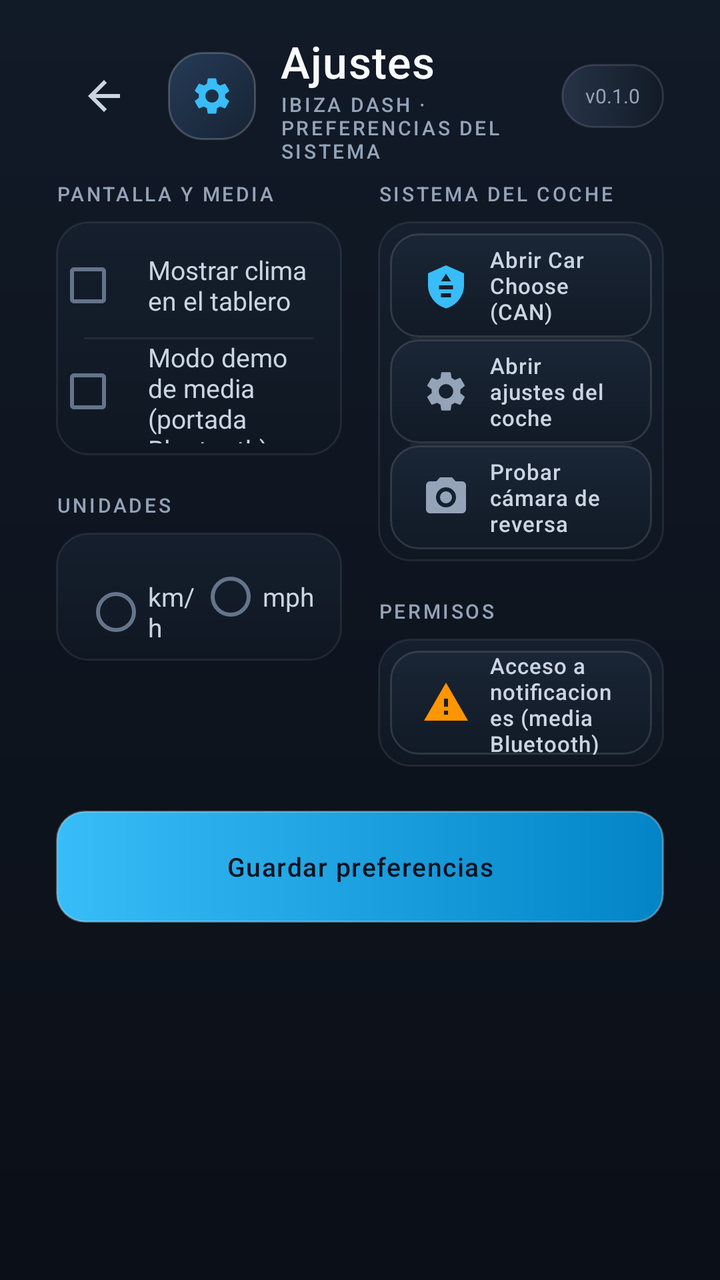
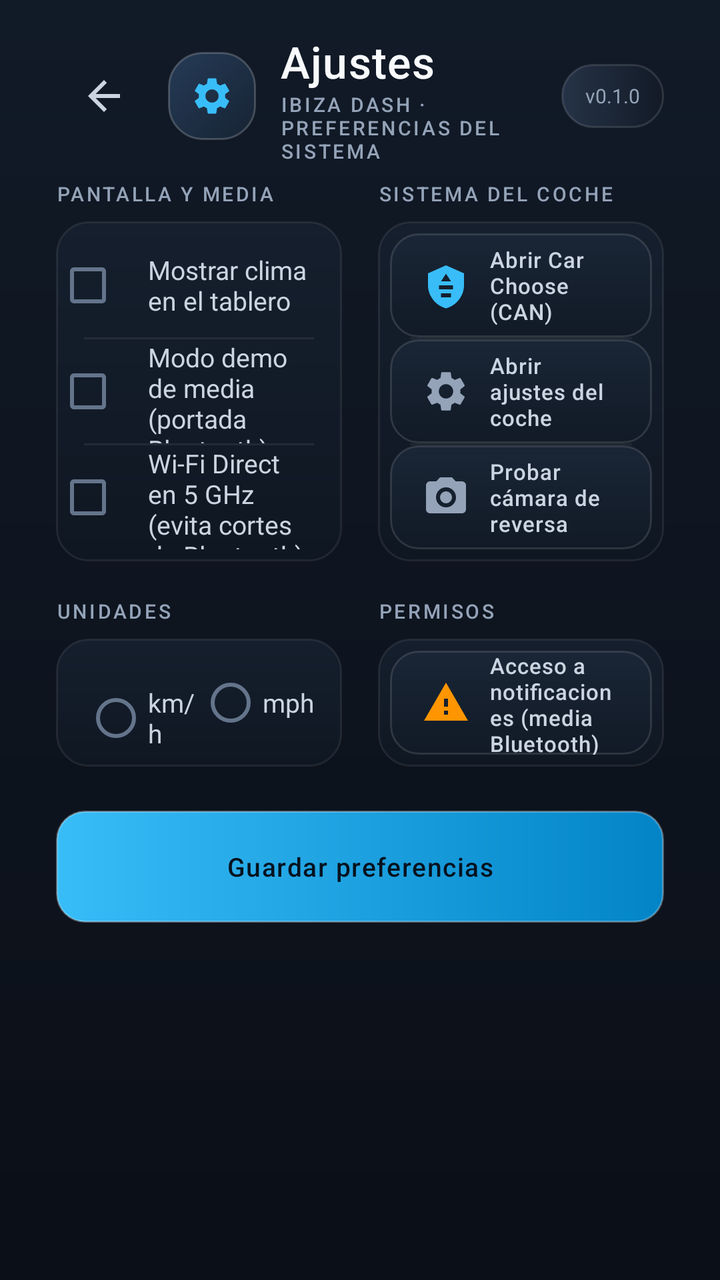

Screens rendered from an Android XML layout before and after an edit, with the pre-edit source and the edit as a unified diff.
<!-- AndroidManifest.xml: application theme Theme.IbizaDash -->
<!-- res/layout/activity_settings.xml -->
<?xml version="1.0" encoding="utf-8"?>
<ScrollView xmlns:android="http://schemas.android.com/apk/res/android"
    android:layout_width="match_parent"
    android:layout_height="match_parent"
    android:background="@drawable/bg_screen_gradient"
    android:fillViewport="true"
    android:scrollbars="none">

    <LinearLayout
        android:layout_width="match_parent"
        android:layout_height="wrap_content"
        android:orientation="vertical"
        android:paddingStart="28dp"
        android:paddingTop="16dp"
        android:paddingEnd="28dp"
        android:paddingBottom="28dp">

        
        <LinearLayout
            android:layout_width="match_parent"
            android:layout_height="64dp"
            android:gravity="center_vertical"
            android:orientation="horizontal">

            <ImageButton
                android:id="@+id/btnBack"
                android:layout_width="48dp"
                android:layout_height="48dp"
                android:background="?attr/selectableItemBackgroundBorderless"
                android:contentDescription="Atrás"
                android:padding="10dp"
                android:src="@drawable/ic_back"
                android:tint="@color/text_secondary" />

            <FrameLayout
                android:layout_width="44dp"
                android:layout_height="44dp"
                android:layout_marginStart="8dp"
                android:background="@drawable/bg_hero_badge">

                <ImageView
                    android:layout_width="22dp"
                    android:layout_height="22dp"
                    android:layout_gravity="center"
                    android:contentDescription="Ajustes"
                    android:src="@drawable/ic_settings"
                    android:tint="@color/accent_sky" />
            </FrameLayout>

            <LinearLayout
                android:layout_width="0dp"
                android:layout_height="wrap_content"
                android:layout_marginStart="12dp"
                android:layout_weight="1"
                android:orientation="vertical">

                <TextView
                    android:layout_width="wrap_content"
                    android:layout_height="wrap_content"
                    android:fontFamily="sans-serif-medium"
                    android:letterSpacing="0.02"
                    android:text="Ajustes"
                    android:textColor="@color/text_primary"
                    android:textSize="22sp" />

                <TextView
                    style="@style/Label"
                    android:layout_width="wrap_content"
                    android:layout_height="wrap_content"
                    android:text="IBIZA DASH · PREFERENCIAS DEL SISTEMA" />
            </LinearLayout>

            <TextView
                android:id="@+id/settingsVersion"
                android:layout_width="wrap_content"
                android:layout_height="32dp"
                android:background="@drawable/bg_chip_glass"
                android:fontFeatureSettings="tnum"
                android:gravity="center"
                android:paddingStart="12dp"
                android:paddingEnd="12dp"
                android:text="v0.1.0"
                android:textColor="@color/text_muted"
                android:textSize="10sp" />
        </LinearLayout>

        <LinearLayout
            android:layout_width="match_parent"
            android:layout_height="wrap_content"
            android:layout_marginTop="10dp"
            android:baselineAligned="false"
            android:orientation="horizontal">

            
            <LinearLayout
                android:layout_width="0dp"
                android:layout_height="wrap_content"
                android:layout_weight="1"
                android:orientation="vertical">

                <TextView
                    style="@style/Label"
                    android:layout_width="wrap_content"
                    android:layout_height="wrap_content"
                    android:text="PANTALLA Y MEDIA" />

                <LinearLayout
                    android:layout_width="match_parent"
                    android:layout_height="wrap_content"
                    android:layout_marginTop="7dp"
                    android:background="@drawable/bg_insight_card"
                    android:orientation="vertical"
                    android:paddingTop="6dp"
                    android:paddingBottom="6dp">

                    <CheckBox
                        android:id="@+id/showWeather"
                        android:layout_width="match_parent"
                        android:layout_height="52dp"
                        android:buttonTint="@color/checkbox_tint"
                        android:fontFamily="sans-serif"
                        android:gravity="center_vertical"
                        android:paddingStart="14dp"
                        android:paddingEnd="14dp"
                        android:text="Mostrar clima en el tablero"
                        android:textColor="@color/text_secondary"
                        android:textSize="13sp" />

                    <View
                        android:layout_width="match_parent"
                        android:layout_height="1dp"
                        android:layout_marginStart="14dp"
                        android:layout_marginEnd="14dp"
                        android:background="#12FFFFFF" />

                    <CheckBox
                        android:id="@+id/demoMedia"
                        android:layout_width="match_parent"
                        android:layout_height="52dp"
                        android:buttonTint="@color/checkbox_tint"
                        android:fontFamily="sans-serif"
                        android:gravity="center_vertical"
                        android:paddingStart="14dp"
                        android:paddingEnd="14dp"
                        android:text="Modo demo de media (portada Bluetooth)"
                        android:textColor="@color/text_secondary"
                        android:textSize="13sp" />
                </LinearLayout>

                <TextView
                    style="@style/Label"
                    android:layout_width="wrap_content"
                    android:layout_height="wrap_content"
                    android:layout_marginTop="18dp"
                    android:text="UNIDADES" />

                <LinearLayout
                    android:layout_width="match_parent"
                    android:layout_height="wrap_content"
                    android:layout_marginTop="7dp"
                    android:background="@drawable/bg_insight_card"
                    android:gravity="center_vertical"
                    android:orientation="horizontal"
                    android:paddingStart="14dp"
                    android:paddingTop="6dp"
                    android:paddingEnd="14dp"
                    android:paddingBottom="6dp">

                    <RadioGroup
                        android:id="@+id/units"
                        android:layout_width="match_parent"
                        android:layout_height="wrap_content"
                        android:orientation="horizontal">

                        <RadioButton
                            android:id="@+id/unitKmh"
                            android:layout_width="0dp"
                            android:layout_height="52dp"
                            android:layout_weight="1"
                            android:buttonTint="@color/radio_tint"
                            android:gravity="center_vertical"
                            android:text="km/h"
                            android:textColor="@color/text_secondary"
                            android:textSize="13sp" />

                        <RadioButton
                            android:id="@+id/unitMph"
                            android:layout_width="0dp"
                            android:layout_height="52dp"
                            android:layout_weight="1"
                            android:buttonTint="@color/radio_tint"
                            android:gravity="center_vertical"
                            android:text="mph"
                            android:textColor="@color/text_secondary"
                            android:textSize="13sp" />
                    </RadioGroup>
                </LinearLayout>
            </LinearLayout>

            <Space
                android:layout_width="18dp"
                android:layout_height="match_parent" />

            
            <LinearLayout
                android:layout_width="0dp"
                android:layout_height="wrap_content"
                android:layout_weight="1"
                android:orientation="vertical">

                <TextView
                    style="@style/Label"
                    android:layout_width="wrap_content"
                    android:layout_height="wrap_content"
                    android:text="SISTEMA DEL COCHE" />

                <LinearLayout
                    android:layout_width="match_parent"
                    android:layout_height="wrap_content"
                    android:layout_marginTop="7dp"
                    android:background="@drawable/bg_insight_card"
                    android:orientation="vertical"
                    android:padding="6dp">

                    <Button
                        android:id="@+id/btnCarChoose"
                        style="@style/SettingsActionButton"
                        android:layout_width="match_parent"
                        android:drawableStart="@drawable/ic_can"
                        android:drawableTint="@color/accent_sky"
                        android:text="Abrir Car Choose (CAN)" />

                    <View
                        android:layout_width="match_parent"
                        android:layout_height="1dp"
                        android:layout_marginStart="10dp"
                        android:layout_marginEnd="10dp"
                        android:background="#0FFFFFFF" />

                    <Button
                        android:id="@+id/btnCarSettings"
                        style="@style/SettingsActionButton"
                        android:layout_width="match_parent"
                        android:drawableStart="@drawable/ic_settings"
                        android:drawableTint="@color/text_muted"
                        android:text="Abrir ajustes del coche" />

                    <View
                        android:layout_width="match_parent"
                        android:layout_height="1dp"
                        android:layout_marginStart="10dp"
                        android:layout_marginEnd="10dp"
                        android:background="#0FFFFFFF" />

                    <Button
                        android:id="@+id/btnReverse"
                        style="@style/SettingsActionButton"
                        android:layout_width="match_parent"
                        android:drawableStart="@drawable/ic_camera"
                        android:drawableTint="@color/text_muted"
                        android:text="Probar cámara de reversa" />
                </LinearLayout>

                <TextView
                    style="@style/Label"
                    android:layout_width="wrap_content"
                    android:layout_height="wrap_content"
                    android:layout_marginTop="18dp"
                    android:text="PERMISOS" />

                <LinearLayout
                    android:layout_width="match_parent"
                    android:layout_height="wrap_content"
                    android:layout_marginTop="7dp"
                    android:background="@drawable/bg_insight_card"
                    android:orientation="vertical"
                    android:padding="6dp">

                    <Button
                        android:id="@+id/btnNotificationAccess"
                        style="@style/SettingsActionButton"
                        android:layout_width="match_parent"
                        android:drawableStart="@drawable/ic_alert"
                        android:drawableTint="@color/amber"
                        android:text="Acceso a notificaciones (media Bluetooth)" />
                </LinearLayout>
            </LinearLayout>
        </LinearLayout>

        <Button
            android:id="@+id/btnSave"
            style="@style/PrimaryButton"
            android:layout_width="match_parent"
            android:layout_marginTop="22dp"
            android:text="Guardar preferencias" />
    </LinearLayout>
</ScrollView>
<!-- resources referenced by this layout -->
<resources>
  <color name="accent_sky">#38BDF8</color>
  <color name="amber">#FF9500</color>
  <color name="text_muted">#94A3B8</color>
  <color name="text_primary">#F8FAFC</color>
  <color name="text_secondary">#CBD5E1</color>
  <!-- drawable bg_chip_glass (drawable) -->
  <?xml version="1.0" encoding="utf-8"?>
  <shape xmlns:android="http://schemas.android.com/apk/res/android">
      <gradient
          android:angle="0"
          android:endColor="#121A26"
          android:startColor="#263347" />
      <corners android:radius="@dimen/radius_chip" />
      <stroke
          android:width="1dp"
          android:color="@color/glass_border" />
  </shape>
  <!-- drawable bg_hero_badge (drawable) -->
  <?xml version="1.0" encoding="utf-8"?>
  <shape xmlns:android="http://schemas.android.com/apk/res/android">
      <gradient
          android:angle="315"
          android:endColor="#162333"
          android:startColor="#263B57" />
      <corners android:radius="17dp" />
      <stroke
          android:width="1dp"
          android:color="#33FFFFFF" />
  </shape>
  <!-- drawable bg_insight_card (drawable) -->
  <?xml version="1.0" encoding="utf-8"?>
  <shape xmlns:android="http://schemas.android.com/apk/res/android">
      <gradient
          android:angle="270"
          android:endColor="#0F1722"
          android:startColor="#151F2D" />
      <corners android:radius="16dp" />
      <stroke
          android:width="1dp"
          android:color="#14FFFFFF" />
  </shape>
  <!-- drawable bg_screen_gradient (drawable) -->
  <?xml version="1.0" encoding="utf-8"?>
  <shape xmlns:android="http://schemas.android.com/apk/res/android">
      <gradient
          android:angle="270"
          android:endColor="#0B0F17"
          android:startColor="#111A27" />
  </shape>
  <!-- drawable ic_alert (drawable) -->
  <?xml version="1.0" encoding="utf-8"?>
  <vector xmlns:android="http://schemas.android.com/apk/res/android"
      android:width="24dp"
      android:height="24dp"
      android:viewportWidth="24"
      android:viewportHeight="24">
      <path
          android:fillColor="#FFFFFFFF"
          android:pathData="M1,21h22L12,2 1,21zM13,18h-2v-2h2v2zM13,14h-2v-4h2v4z" />
  </vector>
  <!-- drawable ic_back (drawable) -->
  <?xml version="1.0" encoding="utf-8"?>
  <vector xmlns:android="http://schemas.android.com/apk/res/android"
      android:width="24dp"
      android:height="24dp"
      android:viewportWidth="24"
      android:viewportHeight="24">
      <path
          android:fillColor="#FFFFFFFF"
          android:pathData="M20,11H7.83l5.59-5.59L12,4l-8,8 8,8 1.41-1.41L7.83,13H20v-2z" />
  </vector>
  <!-- drawable ic_can (drawable) -->
  <?xml version="1.0" encoding="utf-8"?>
  <vector xmlns:android="http://schemas.android.com/apk/res/android"
      android:width="24dp"
      android:height="24dp"
      android:viewportWidth="24"
      android:viewportHeight="24">
      <path
          android:fillColor="#FFFFFFFF"
          android:pathData="M12,2l9,4v6c0,5.25 -3.84,10.16 -9,11.5C6.84,22.16 3,17.25 3,12V6l9,-4zM12,6.18L9.5,10h5L12,6.18zM8.5,12v2h7v-2h-7zM9.5,16v2h5v-2h-5z" />
  </vector>
  <style name="Label">
          <item name="android:textColor">@color/text_muted</item>
          <item name="android:textSize">@dimen/label_size</item>
          <item name="android:letterSpacing">0.12</item>
          <item name="android:textAllCaps">true</item>
          <item name="android:fontFamily">sans-serif-medium</item>
      </style>
  <dimen name="radius_chip">26dp</dimen>
  <color name="glass_border">#1FFFFFFF</color>
  <dimen name="label_size">10sp</dimen>
  <color name="obsidian_900">#0B0F17</color>
  <!-- unchanged entries left out for length: 7 -->
</resources>

<!-- the commit's change to res/layout/activity_settings.xml (unified diff, before → after) -->
@@ -145,6 +145,26 @@
                         android:text="Modo demo de media (portada Bluetooth)"
                         android:textColor="@color/text_secondary"
                         android:textSize="13sp" />
+
+                    <View
+                        android:layout_width="match_parent"
+                        android:layout_height="1dp"
+                        android:layout_marginStart="14dp"
+                        android:layout_marginEnd="14dp"
+                        android:background="#12FFFFFF" />
+
+                    <CheckBox
+                        android:id="@+id/p2p5ghz"
+                        android:layout_width="match_parent"
+                        android:layout_height="52dp"
+                        android:buttonTint="@color/checkbox_tint"
+                        android:fontFamily="sans-serif"
+                        android:gravity="center_vertical"
+                        android:paddingStart="14dp"
+                        android:paddingEnd="14dp"
+                        android:text="Wi-Fi Direct en 5 GHz (evita cortes de Bluetooth)"
+                        android:textColor="@color/text_secondary"
+                        android:textSize="13sp" />
                 </LinearLayout>
 
                 <TextView
